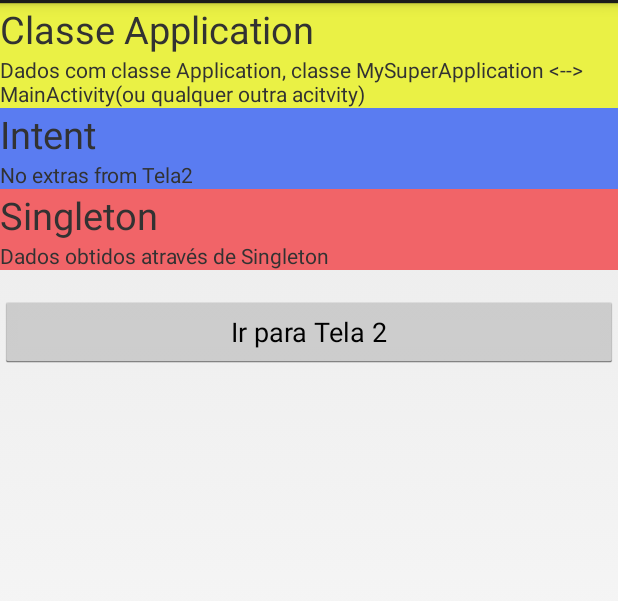
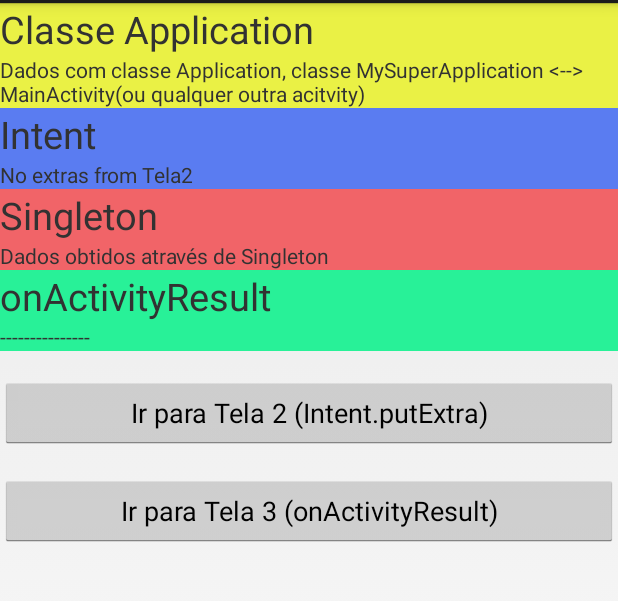
Before and after one commit to filipe1309/Codes, an Android app: the screen it shows after launch (MainActivity), on a phone screen of 412 x 824 dp, the part 69-670 px from its top. Run offline under Robolectric (Android 15) with nearby library versions, the phone set to English and light mode, and no system bars.

Commit message:
android: Add startActivityForResult and onActivityResult
Signed-off-by: Filipe Leuch Bonfim <flb09@inf.ufpr.br>

```diff
--- a/android/DataBetweenActivities_ISAR/app/src/main/AndroidManifest.xml
+++ b/android/DataBetweenActivities_ISAR/app/src/main/AndroidManifest.xml
@@ -21,6 +21,10 @@
             android:name=".Tela2"
             android:label="@string/title_activity_tela2" >
         </activity>
+        <activity
+            android:name=".Tela3"
+            android:label="@string/title_activity_tela3" >
+        </activity>
     </application>
 
 </manifest>
--- a/android/DataBetweenActivities_ISAR/app/src/main/res/layout/activity_main.xml
+++ b/android/DataBetweenActivities_ISAR/app/src/main/res/layout/activity_main.xml
@@ -22,7 +22,7 @@
             android:id="@+id/tv_data_with_app"
             android:layout_width="wrap_content"
             android:layout_height="wrap_content"
-            android:text="@string/tv_DataclassApp" />
+            android:text="@string/tv_init" />
 
     </LinearLayout>
 
@@ -68,6 +68,27 @@
 
     </LinearLayout>
 
+    <LinearLayout
+        android:orientation="vertical"
+        android:layout_width="match_parent"
+        android:background="#ff28f198"
+        android:layout_height="wrap_content">
+
+        <TextView
+            android:id="@+id/tv_saResult"
+            android:layout_width="wrap_content"
+            android:layout_height="wrap_content"
+            android:textSize="25dp"
+            android:text="@string/tv_saResult" />
+
+        <TextView
+            android:id="@+id/tv_data_with_saResult"
+            android:layout_width="wrap_content"
+            android:layout_height="wrap_content"
+            android:text="@string/tv_init" />
+
+    </LinearLayout>
+
     <Button
         android:id="@+id/bt_tela2"
         android:layout_width="match_parent"
@@ -75,4 +96,11 @@
         android:layout_marginTop="17dp"
         android:text="@string/bt_text" />
 
+    <Button
+        android:id="@+id/bt_tela3"
+        android:layout_width="match_parent"
+        android:layout_height="wrap_content"
+        android:layout_marginTop="17dp"
+        android:text="@string/bt_tela3" />
+
 </LinearLayout>
--- a/android/DataBetweenActivities_ISAR/app/src/main/res/values/strings.xml
+++ b/android/DataBetweenActivities_ISAR/app/src/main/res/values/strings.xml
@@ -5,12 +5,14 @@
     <string name="hello_world">Hello world!</string>
     <string name="action_settings">Settings</string>
     <string name="title_activity_tela2">Tela2</string>
-    <string name="bt_text">Ir para Tela 2</string>
+    <string name="bt_text">Ir para Tela 2 (Intent.putExtra)</string>
     <string name="bt_text2">Ir para Tela 1</string>
     <string name="tv_init">---------------</string>
     <string name="tv_sing">Singleton</string>
     <string name="tv_classApp">Classe Application</string>
-    <string name="tv_DataclassApp">---------------</string>
     <string name="tv_intent">Intent</string>
+    <string name="title_activity_tela3">Tela3</string>
+    <string name="bt_tela3">Ir para Tela 3 (onActivityResult)</string>
+    <string name="tv_saResult">onActivityResult</string>
 
 </resources>
```
Also changed, not shown: android/DataBetweenActivities_ISAR/app/src/main/java/com/example/filipe1309/databetweenactivities_isar/MainActivity.java (+36 -3 lines), android/DataBetweenActivities_ISAR/app/src/main/java/com/example/filipe1309/databetweenactivities_isar/Tela3.java (added, +60 -0 lines), android/DataBetweenActivities_ISAR/app/src/main/res/layout/activity_tela3.xml (added, +29 -0 lines), android/DataBetweenActivities_ISAR/app/src/main/res/menu/tela3.xml (added, +8 -0 lines).
